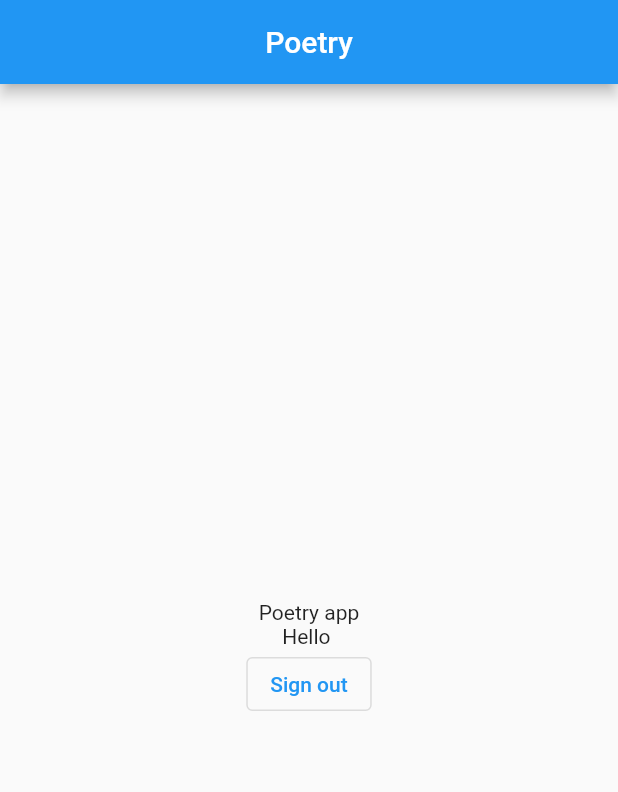
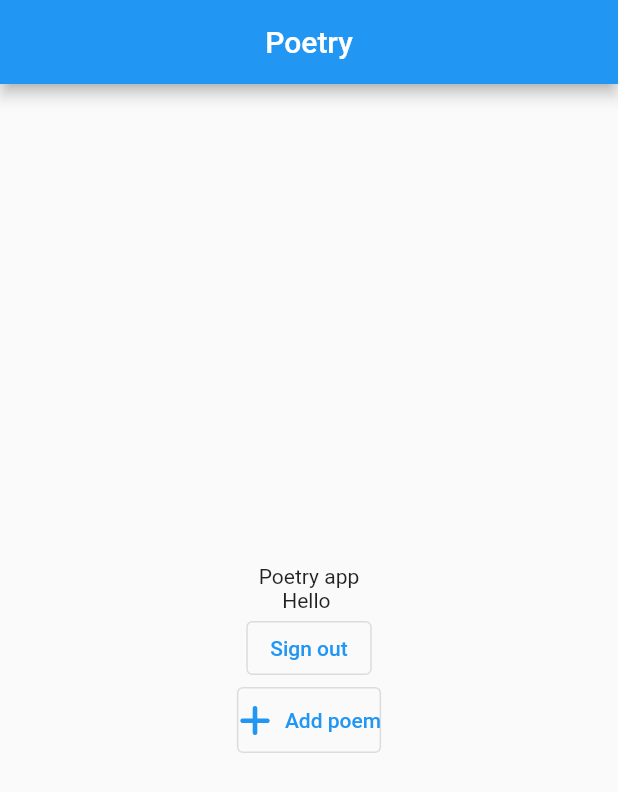
Before and after one commit to NacuAndrei/PoemsApp_UI-UX, a Flutter app: the screen it shows once a user with an empty profile is signed in, after a tap on "Sign out", on a phone screen of 412 x 824 dp. Shown: the top 792 px of the screen. Run offline on Flutter 3.47's test engine with Material 2 defaults, Android fonts, the phone set to English and light mode, and no system bars; our stand-ins replace cloud_firestore, firebase_auth, firebase_core, font_awesome_flutter, form_validator, get_it and 3 more; accounts and stored records are empty.

Commit message:
Configurated firestore. Added basic poem model and a way to add store it in the database.

```diff
--- a/lib/Auth/Services/AuthService.dart
+++ b/lib/Auth/Services/AuthService.dart
@@ -27,6 +27,10 @@ class AuthService {
     } on FirebaseAuthException catch (e) {
       return e.message;
     }
+  }
+
+  String? getUserId() {
+    return _auth.currentUser?.uid;
   }
 
   Future<String?> signInWithPassword(String email, String password) async {
--- /dev/null
+++ b/lib/Data/Models/PoemModel.dart
@@ -0,0 +1,23 @@
+import 'package:cloud_firestore/cloud_firestore.dart';
+
+class PoemModel {
+  PoemModel({
+    this.id,
+    required this.title,
+    required this.content,
+  });
+
+  final String? id;
+  final String title;
+  final String content;
+
+  Map<String, dynamic> toMap() {
+    return {'title': title, 'content': content};
+  }
+
+  PoemModel.fromDocumentSnapshot(
+      QueryDocumentSnapshot<Map<String, dynamic>> doc)
+      : id = doc.id,
+        title = doc.data()!["title"],
+        content = doc.data()!["content"];
+}
--- /dev/null
+++ b/lib/Data/Services/DataService.dart
@@ -0,0 +1,28 @@
+import 'dart:developer';
+
+import 'package:cloud_firestore/cloud_firestore.dart';
+import 'package:injectable/injectable.dart';
+import 'package:poetry_app/Data/Models/PoemModel.dart';
+
+@singleton
+class DataService {
+  // instance of firestore database
+  final FirebaseFirestore _db = FirebaseFirestore.instance;
+
+  Future<void> addPoemDraft(String userId, PoemModel poem) async {
+    _db
+        .collection("Poems/$userId/Drafts")
+        .add(poem.toMap())
+        .then((doc) => {log('Private poem added with ID: ${doc.id}')});
+  }
+
+  Future<void> getPoemDrafts(String userId, List<PoemModel> poemDrafts) async {
+    _db.collection("Poems/$userId/Drafts").snapshots().listen((event) {
+      poemDrafts.clear();
+      for (var doc in event.docs) {
+        poemDrafts.add(PoemModel.fromDocumentSnapshot(doc));
+      }
+      print("Loaded ${poemDrafts.length} poem drafts");
+    });
+  }
+}
--- /dev/null
+++ b/lib/FirestoreTest/FirestoreTestWidget.dart
@@ -0,0 +1,42 @@
+import 'package:flutter/material.dart';
+import 'package:flutter/src/foundation/key.dart';
+import 'package:flutter/src/widgets/container.dart';
+import 'package:flutter/src/widgets/framework.dart';
+import 'package:font_awesome_flutter/font_awesome_flutter.dart';
+import 'package:get_it/get_it.dart';
+import 'package:poetry_app/Auth/Services/AuthService.dart';
+import 'package:poetry_app/Data/Models/PoemModel.dart';
+import 'package:poetry_app/Data/Services/DataService.dart';
+
+class FirestoreTestWidget extends StatefulWidget {
+  const FirestoreTestWidget({Key? key}) : super(key: key);
+
+  @override
+  State<FirestoreTestWidget> createState() => _FirestoreTestWidgetState();
+}
+
+class _FirestoreTestWidgetState extends State<FirestoreTestWidget> {
+  AuthService auth = GetIt.instance<AuthService>();
+  DataService db = GetIt.instance<DataService>();
+
+  @override
+  Widget build(BuildContext context) {
+    List<PoemModel> poems = [];
+    db.getPoemDrafts(auth.getUserId() ?? "", poems);
+
+    return OutlinedButton.icon(
+      style: TextButton.styleFrom(
+        padding: const EdgeInsets.symmetric(vertical: 10.0),
+      ),
+      onPressed: () {
+        var userId = auth.getUserId();
+        if (userId != null) {
+          db.addPoemDraft(
+              userId, PoemModel(title: "title", content: "content"));
+        }
+      },
+      label: const Text("Add poem"),
+      icon: const Icon(FontAwesomeIcons.plus),
+    );
+  }
+}
--- a/lib/main.dart
+++ b/lib/main.dart
@@ -4,6 +4,8 @@ import 'package:flutter/material.dart';
 import 'package:get_it/get_it.dart';
 import 'package:poetry_app/Auth/Login.dart';
 import 'package:poetry_app/Auth/Services/AuthService.dart';
+import 'package:poetry_app/Data/Services/DataService.dart';
+import 'package:poetry_app/FirestoreTest/FirestoreTestWidget.dart';
 import 'package:poetry_app/Auth/Signup.dart';
 import 'package:poetry_app/firebase_options.dart';
 import 'package:poetry_app/home.dart';
@@ -15,6 +17,7 @@ void main() async {
 
   // Register services
   GetIt.instance.registerSingleton<AuthService>(AuthService());
+  GetIt.instance.registerSingleton<DataService>(DataService());
 
   runApp(const MyApp());
 }
@@ -64,7 +67,8 @@ class MyApp extends StatelessWidget {
                     onPressed: () {
                       GetIt.instance<AuthService>().logOut();
                     },
-                    child: const Text("Sign out"))
+                    child: const Text("Sign out")),
+                const FirestoreTestWidget()
               ],
             ),
           );
--- a/pubspec.yaml
+++ b/pubspec.yaml
@@ -42,6 +42,7 @@ dependencies:
   injectable: ^2.1.0
   get_it: ^7.2.0
   google_nav_bar: ^5.0.6
+  cloud_firestore: ^4.3.0
 
 dev_dependencies:
   flutter_test:
```
Also changed, not shown: pubspec.lock, 1 other file.
